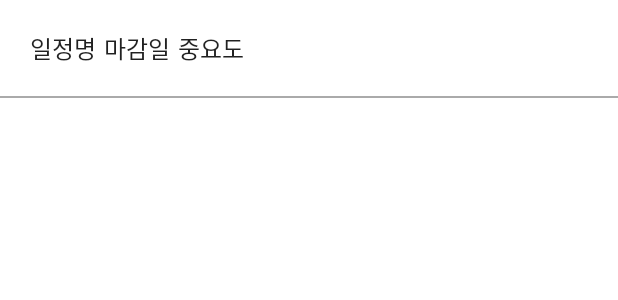
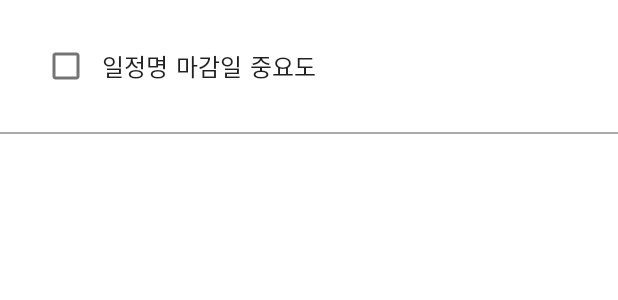
Before and after one commit to seunghwaryu/engineeringdesign, an Android app: the layout main_list_item.xml on its own in the app's theme, with its tools: preview values and no code run, on a phone screen of 412 x 824 dp. Shown: the top 300 px of the screen. Run offline under Robolectric (Android 15) with nearby library versions, the phone set to English and light mode, and no system bars.

```diff
--- a/app/src/main/res/layout/main_list_item.xml
+++ b/app/src/main/res/layout/main_list_item.xml
@@ -12,6 +12,11 @@
         android:layout_height="wrap_content"
         android:gravity="center_vertical"
         android:padding="20dp">
+
+        <CheckBox
+            android:id="@+id/item_cheakBox"
+            android:layout_width="wrap_content"
+            android:layout_height="wrap_content"/>
 
         <TextView
             android:id="@+id/item_name"
```
